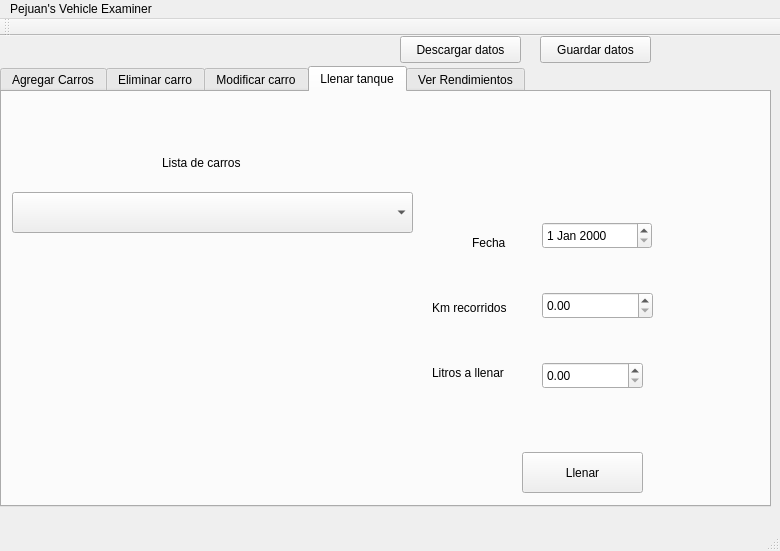
This is RendimientoCarro/mainwindow.ui in pejuan/11411073-proyecto-02 as Qt 5 draws it before an edit. The edited form follows.
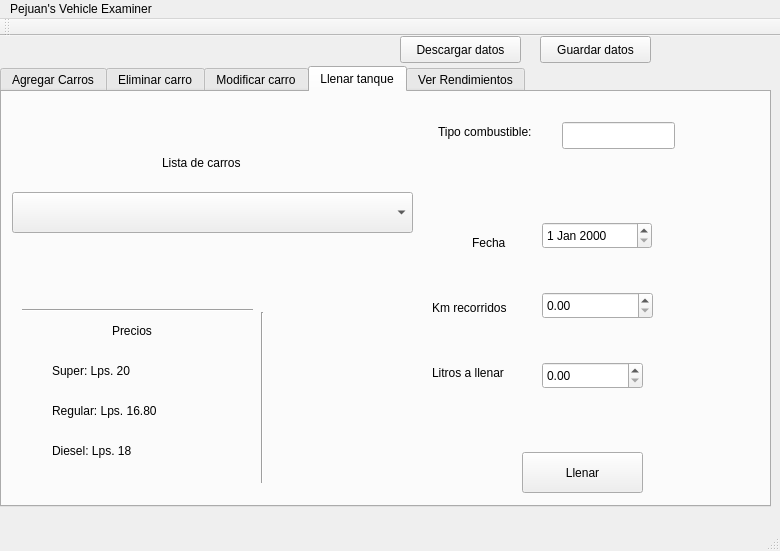
This is the edited form. The open tabs and pages were chosen to show the change.

Commit message: Agregue que mostrara el tipo de combustible que va a comprar

```diff
--- a/RendimientoCarro/mainwindow.ui
+++ b/RendimientoCarro/mainwindow.ui
@@ -547,6 +547,110 @@
        <string>Fecha</string>
       </property>
      </widget>
+     <widget class="QLineEdit" name="label_compratipo">
+      <property name="geometry">
+       <rect>
+        <x>560</x>
+        <y>30</y>
+        <width>113</width>
+        <height>27</height>
+       </rect>
+      </property>
+      <property name="readOnly">
+       <bool>true</bool>
+      </property>
+     </widget>
+     <widget class="QLabel" name="label_17">
+      <property name="geometry">
+       <rect>
+        <x>436</x>
+        <y>30</y>
+        <width>121</width>
+        <height>20</height>
+       </rect>
+      </property>
+      <property name="text">
+       <string>Tipo combustible:</string>
+      </property>
+     </widget>
+     <widget class="QLabel" name="label_18">
+      <property name="geometry">
+       <rect>
+        <x>110</x>
+        <y>230</y>
+        <width>67</width>
+        <height>17</height>
+       </rect>
+      </property>
+      <property name="text">
+       <string>Precios</string>
+      </property>
+     </widget>
+     <widget class="QLabel" name="label_19">
+      <property name="geometry">
+       <rect>
+        <x>50</x>
+        <y>270</y>
+        <width>121</width>
+        <height>17</height>
+       </rect>
+      </property>
+      <property name="text">
+       <string>Super: Lps. 20</string>
+      </property>
+     </widget>
+     <widget class="QLabel" name="label_20">
+      <property name="geometry">
+       <rect>
+        <x>50</x>
+        <y>310</y>
+        <width>131</width>
+        <height>17</height>
+       </rect>
+      </property>
+      <property name="text">
+       <string>Regular: Lps. 16.80</string>
+      </property>
+     </widget>
+     <widget class="QLabel" name="label_21">
+      <property name="geometry">
+       <rect>
+        <x>50</x>
+        <y>350</y>
+        <width>111</width>
+        <height>17</height>
+       </rect>
+      </property>
+      <property name="text">
+       <string>Diesel: Lps. 18</string>
+      </property>
+     </widget>
+     <widget class="Line" name="line">
+      <property name="geometry">
+       <rect>
+        <x>20</x>
+        <y>210</y>
+        <width>231</width>
+        <height>16</height>
+       </rect>
+      </property>
+      <property name="orientation">
+       <enum>Qt::Horizontal</enum>
+      </property>
+     </widget>
+     <widget class="Line" name="line_2">
+      <property name="geometry">
+       <rect>
+        <x>250</x>
+        <y>220</y>
+        <width>20</width>
+        <height>171</height>
+       </rect>
+      </property>
+      <property name="orientation">
+       <enum>Qt::Vertical</enum>
+      </property>
+     </widget>
     </widget>
     <widget class="QWidget" name="tab_2">
      <attribute name="title">
```
Left out of the diff: 2 changed lines with no effect on the pictures. The commit also changes 8 other files.
